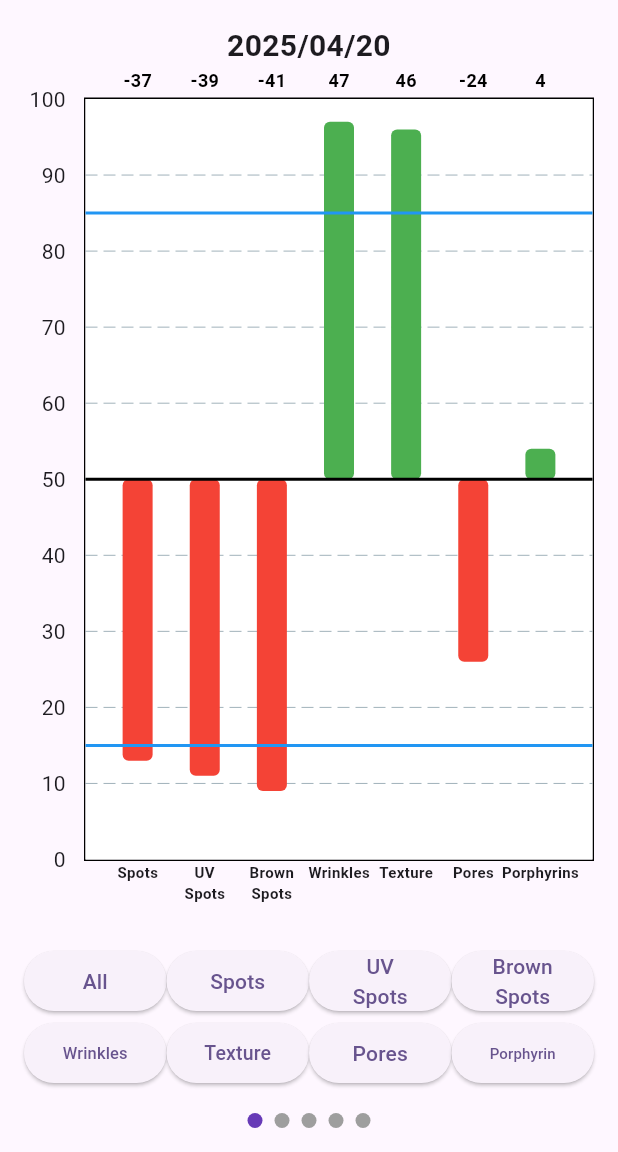
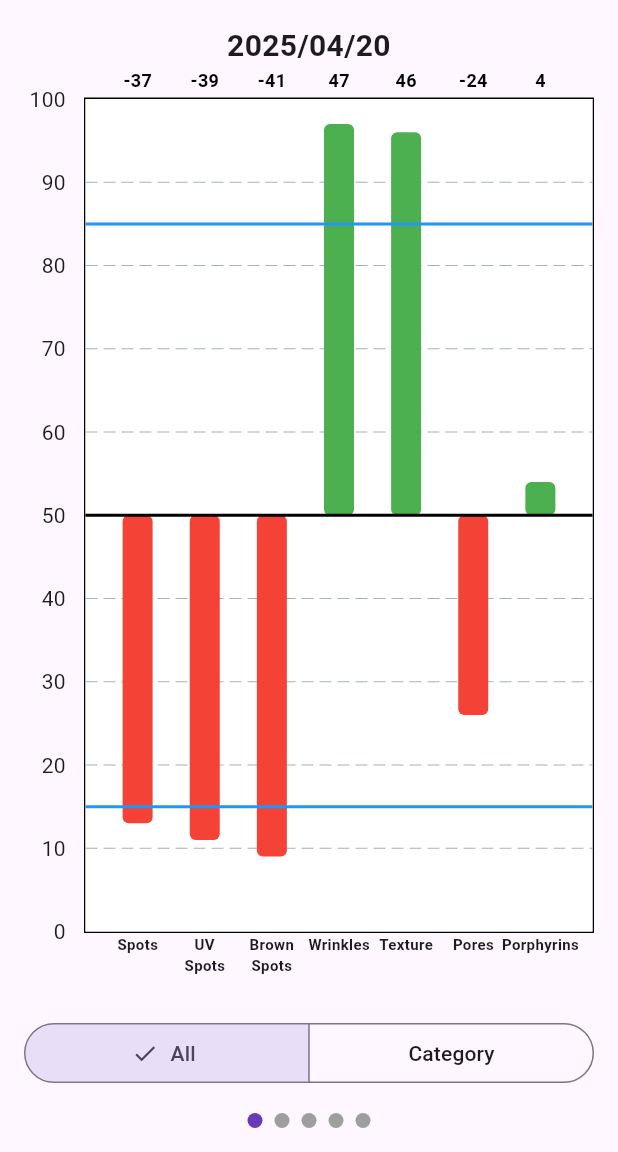
Before and after one commit to YukiMatsuoka0617/my_visia_result, a Flutter app: the screen it shows after launch, on a phone screen of 412 x 824 dp, the part 84-1236 px from its top. Run offline on Flutter 3.47's test engine with Material 3 defaults, Android fonts, the phone set to English and light mode, and no system bars; drawn by our look-alikes of auto_size_text, fl_chart, smooth_page_indicator.

Commit message:
Chage chart select UI

```diff
--- /dev/null
+++ b/lib/chart_select_area.dart
@@ -0,0 +1,41 @@
+import 'package:flutter/material.dart';
+
+class ChartSelectArea extends StatelessWidget {
+  const ChartSelectArea({
+    super.key,
+    required this.onSelectionChanged,
+    required this.selected,
+  });
+
+  final Function(Set<String>) onSelectionChanged;
+  final String selected;
+
+  @override
+  Widget build(BuildContext context) {
+    return Column(
+      children: [
+        Row(
+          mainAxisSize: MainAxisSize.min,
+          children: [
+            Expanded(
+              child: SegmentedButton<String>(
+                segments: const [
+                  ButtonSegment(
+                    value: 'All',
+                    label: Text('All'),
+                  ),
+                  ButtonSegment(
+                    value: 'Category',
+                    label: Text('Category'),
+                  ),
+                ],
+                selected: <String>{selected},
+                onSelectionChanged: onSelectionChanged,
+              ),
+            ),
+          ],
+        ),
+      ],
+    );
+  }
+}
--- a/lib/chart_select_button_area.dart
+++ b/lib/chart_select_button_area.dart
@@ -23,18 +23,6 @@ class ChartSelectButtonArea extends StatelessWidget {
       children: [
         Row(
           children: [
-            Expanded(
-              child: ElevatedButton(
-                onPressed: onAllSelected,
-                child: AutoSizeText(
-                  'All',
-                  textAlign: TextAlign.center,
-                  maxLines: 1,
-                  minFontSize: 10,
-                  stepGranularity: 1,
-                ),
-              ),
-            ),
             for (int i = 0; i < 3; i++)
               Expanded(
                 child: ElevatedButton(
--- a/lib/main.dart
+++ b/lib/main.dart
@@ -1,5 +1,6 @@
 import 'package:flutter/material.dart';
 import 'package:flutter_application_result_visia/chart_display_area.dart';
+import 'package:flutter_application_result_visia/chart_select_area.dart';
 import 'package:flutter_application_result_visia/chart_select_button_area.dart';
 import 'package:smooth_page_indicator/smooth_page_indicator.dart';
 
@@ -62,6 +63,8 @@ class _MyHomePageState extends State<MyHomePage> {
   bool isDailyResultShown = true;
   var selectLabelIndex = 0;
 
+  String selected = 'All';
+
   @override
   Widget build(BuildContext context) {
     return Scaffold(
@@ -90,6 +93,16 @@ class _MyHomePageState extends State<MyHomePage> {
               ),
             ),
             const SizedBox(height: 16),
+            ChartSelectArea(
+              selected: selected,
+              onSelectionChanged: (newSelection) {
+                setState(() {
+                  selected = newSelection.first;
+                  isDailyResultShown = (selected == 'All');
+                });
+              },
+            ),
+            if (!isDailyResultShown)
               ChartSelectButtonArea(
                   isDailyResultShown: isDailyResultShown,
                   selectLabelIndex: selectLabelIndex,
```
Lines whose indentation alone changed are shown as unchanged.
